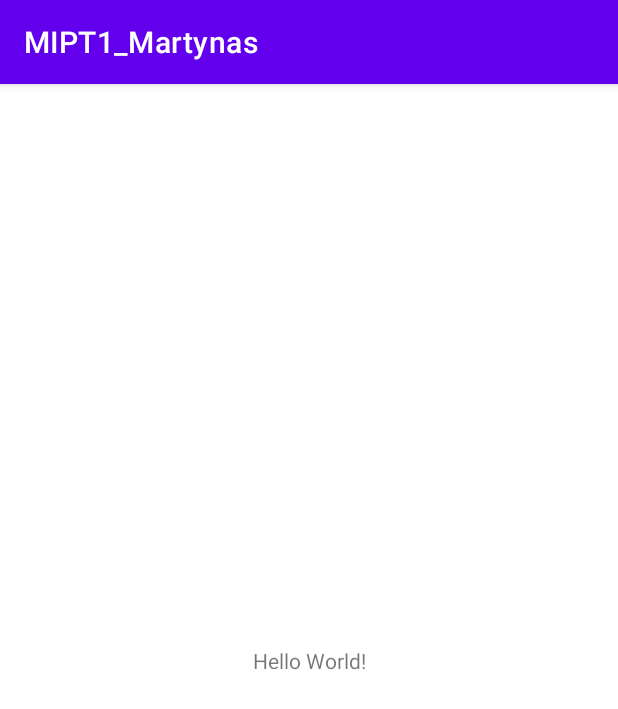
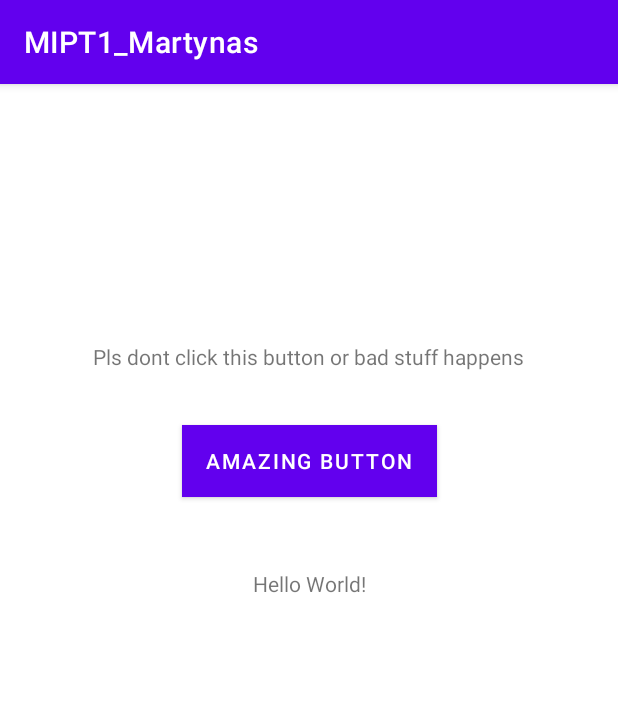
Before and after one commit to Martyn3z/MIPT1, an Android app: the screen it shows after launch (MainActivity), on a phone screen of 412 x 824 dp. Shown: the top 709 px of the screen. Run offline under Robolectric (Android 15) with nearby library versions, the phone set to English and light mode, and no system bars.

Commit message:
Button now works

```diff
--- a/app/src/main/java/com/example/mipt1_martynas/MainActivity.java
+++ b/app/src/main/java/com/example/mipt1_martynas/MainActivity.java
@@ -3,12 +3,21 @@ package com.example.mipt1_martynas;
 import androidx.appcompat.app.AppCompatActivity;
 
 import android.os.Bundle;
+import android.view.View;
+import android.widget.TextView;
 
 public class MainActivity extends AppCompatActivity {
 
+    private TextView tvMain;
     @Override
     protected void onCreate(Bundle savedInstanceState) {
         super.onCreate(savedInstanceState);
         setContentView(R.layout.activity_main);
+
+        this.tvMain = findViewById(R.id.TextForButton);
+    }
+
+    public void onBtnChangeTextClick(View view) {
+        this.tvMain.setText("What have you done..");
     }
 }
--- a/app/src/main/res/layout/activity_main.xml
+++ b/app/src/main/res/layout/activity_main.xml
@@ -7,12 +7,44 @@
     tools:context=".MainActivity">
 
     <TextView
+        android:id="@+id/textView2"
         android:layout_width="wrap_content"
         android:layout_height="wrap_content"
         android:text="Hello World!"
         app:layout_constraintBottom_toBottomOf="parent"
         app:layout_constraintLeft_toLeftOf="parent"
         app:layout_constraintRight_toRightOf="parent"
-        app:layout_constraintTop_toTopOf="parent" />
+        app:layout_constraintTop_toTopOf="parent"
+        app:layout_constraintVertical_bias="0.432" />
+
+    <Button
+        android:id="@+id/button"
+        android:layout_width="wrap_content"
+        android:layout_height="wrap_content"
+        android:layout_marginBottom="48dp"
+        android:background="#600F0F"
+        android:backgroundTint="#420A0A"
+        android:backgroundTintMode="add"
+        android:foregroundTint="#631010"
+        android:foregroundTintMode="add"
+        android:text="Amazing button"
+        app:iconTint="#972222"
+        android:onClick="onBtnChangeTextClick"
+        app:layout_constraintBottom_toTopOf="@+id/textView2"
+        app:layout_constraintEnd_toEndOf="parent"
+        app:layout_constraintStart_toStartOf="parent" />
+
+    <TextView
+        android:id="@+id/TextForButton"
+        android:layout_width="wrap_content"
+        android:layout_height="wrap_content"
+        android:layout_marginBottom="36dp"
+        android:text="Pls dont click this button or bad stuff happens"
+        app:layout_constraintBottom_toTopOf="@+id/button"
+        app:layout_constraintEnd_toEndOf="parent"
+        app:layout_constraintHorizontal_bias="0.496"
+        app:layout_constraintStart_toStartOf="parent"
+        app:layout_constraintTop_toTopOf="parent"
+        app:layout_constraintVertical_bias="1.0" />
 
 </androidx.constraintlayout.widget.ConstraintLayout>
```
